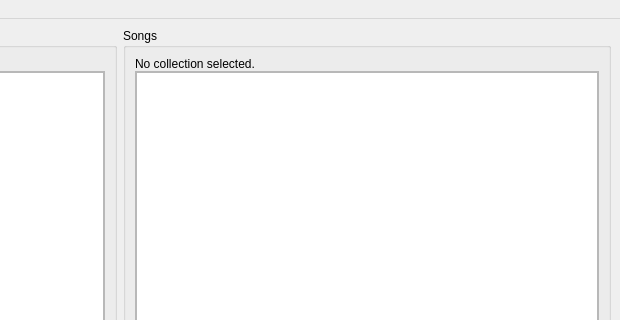
First picture: the form in ui_designs/main.ui, repository Kurocon/Osu-Collections-Editor, before the edit; both pictures show x 380 to 1000 and y 0 to 320 of the 1000 by 600 pixel window.
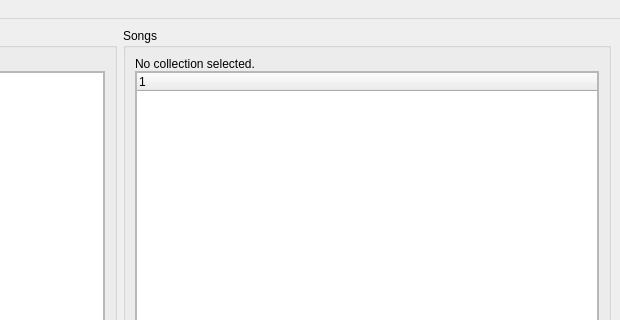
Second picture: the form after the edit. Icons and pictures are not drawn.

Diff of the .ui file:
```diff
--- a/ui_designs/main.ui
+++ b/ui_designs/main.ui
@@ -389,10 +389,15 @@
             <number>0</number>
            </property>
            <item>
-            <widget class="QListWidget" name="songs_list">
+            <widget class="QTreeWidget" name="songs_list">
              <property name="selectionMode">
               <enum>QAbstractItemView::ExtendedSelection</enum>
              </property>
+             <column>
+              <property name="text">
+               <string notr="true">1</string>
+              </property>
+             </column>
             </widget>
            </item>
           </layout>
```
Left out of the diff: 12 changed lines with no effect on the pictures.
